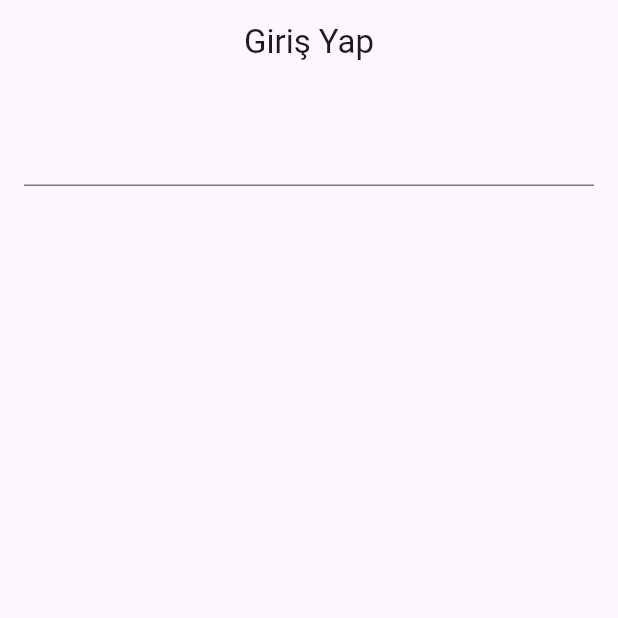
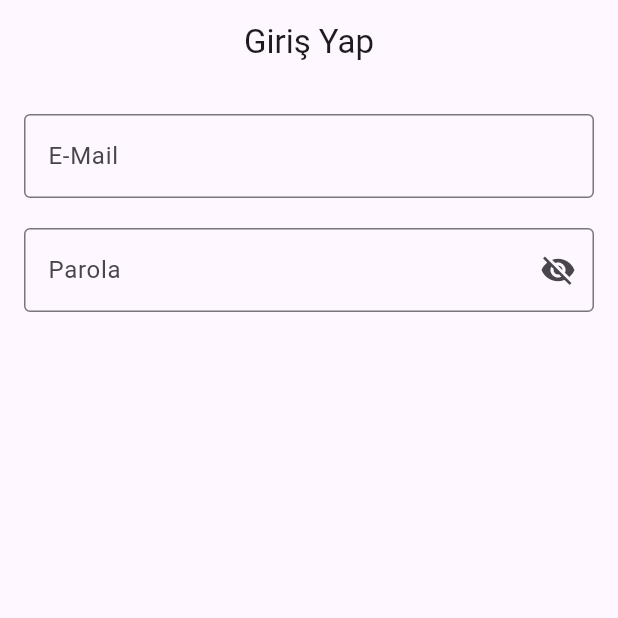
Before and after one commit to mhakkaynak/flutter-lesson, a Flutter app: the screen it shows after launch, on a phone screen of 412 x 824 dp, the top half of it. Run offline on Flutter 3.47's test engine with Material 3 defaults, Android fonts, the phone set to English and light mode, and no system bars.

Commit message:
Added password text form field.

```diff
--- a/news/lib/features/views/authentication/login_view.dart
+++ b/news/lib/features/views/authentication/login_view.dart
@@ -1,4 +1,5 @@
 import 'package:flutter/material.dart';
+import 'package:news/features/widgets/inputs/password_text_form_field.dart';
 
 class LoginView extends StatefulWidget {
   const LoginView({super.key});
@@ -8,7 +9,11 @@ class LoginView extends StatefulWidget {
 }
 
 class _LoginViewState extends State<LoginView> {
+  final TextEditingController _emailController = TextEditingController();
   final GlobalKey _formKey = GlobalKey<FormState>();
+  final TextEditingController _passwordController = TextEditingController();
+  bool _passwordObscureText = true;
+
   @override
   Widget build(BuildContext context) {
     return Scaffold(
@@ -25,7 +30,21 @@ class _LoginViewState extends State<LoginView> {
           key: _formKey,
           child: Column(
             children: [
-              TextFormField(),
+              TextFormField(
+                controller: _emailController,
+                keyboardType: TextInputType.emailAddress,
+                decoration: const InputDecoration(
+                  hintText: 'E-Mail Giriniz',
+                  labelText: 'E-Mail',
+                  border: OutlineInputBorder(),
+                ),
+              ),
+              const SizedBox(
+                height: 20,
+              ),
+              PasswordTextFormField(
+                passwordController: _passwordController,
+              ),
             ],
           ),
         ),
--- /dev/null
+++ b/news/lib/features/widgets/inputs/password_text_form_field.dart
@@ -0,0 +1,36 @@
+import 'package:flutter/material.dart';
+
+class PasswordTextFormField extends StatefulWidget {
+  const PasswordTextFormField({super.key, required this.passwordController});
+
+  final TextEditingController passwordController;
+
+  @override
+  State<PasswordTextFormField> createState() => _PasswordTextFormFieldState();
+}
+
+class _PasswordTextFormFieldState extends State<PasswordTextFormField> {
+  bool _passwordObscureText = true;
+
+  @override
+  Widget build(BuildContext context) {
+    return TextFormField(
+      controller: widget.passwordController,
+      obscureText: _passwordObscureText,
+      decoration: InputDecoration(
+        hintText: 'Parola Giriniz',
+        labelText: 'Parola',
+        border: const OutlineInputBorder(),
+        suffixIcon: IconButton(
+          onPressed: () {
+            setState(() {
+              _passwordObscureText = !_passwordObscureText;
+            });
+          },
+          icon: Icon(
+              _passwordObscureText ? Icons.visibility_off : Icons.visibility),
+        ),
+      ),
+    );
+  }
+}
```
